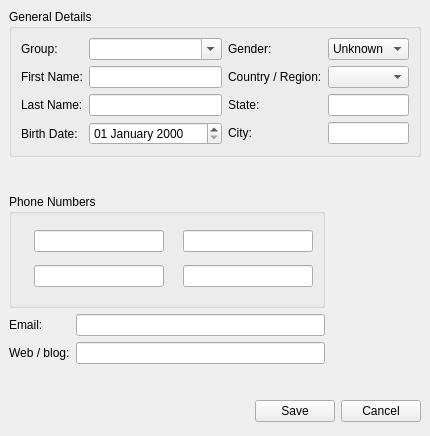
Before: the Qt Designer form wengophone/src/presentation/qt/profile/ProfileDetails.ui in tkrotoff/WengoPhone, drawn with Qt 5.
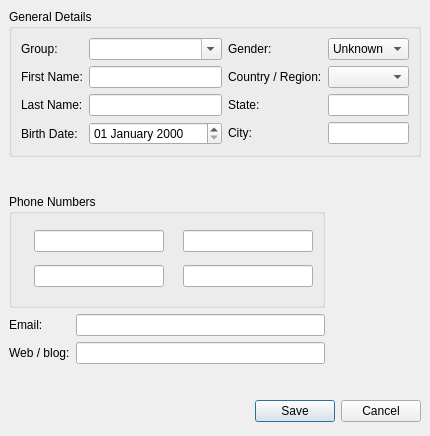
After: the same form once the commit is applied. Icons and pictures are not drawn.

Patch:
```diff
--- a/wengophone/src/presentation/qt/profile/ProfileDetails.ui
+++ b/wengophone/src/presentation/qt/profile/ProfileDetails.ui
@@ -387,6 +387,12 @@
        <property name="text" >
         <string>Save</string>
        </property>
+       <property name="autoDefault" >
+        <bool>true</bool>
+       </property>
+       <property name="default" >
+        <bool>true</bool>
+       </property>
       </widget>
      </item>
      <item row="0" column="0" >
```
